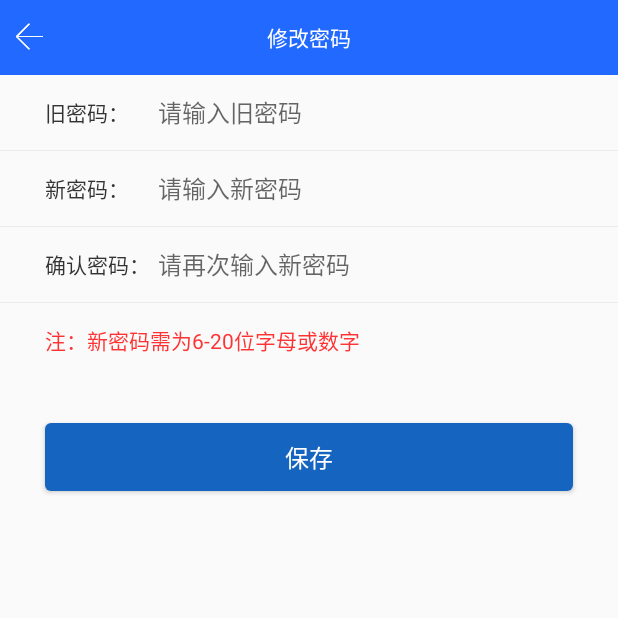
After one commit to icookingcode/AppFrame, an Android app: the ActivityModifyPwd screen opened directly, with no data from a screen before it, on a phone screen of 412 x 824 dp, the top half of it. The commit adds this screen. Run offline under Robolectric (Android 15) with nearby library versions, the phone set to English and light mode, and no system bars; our stand-ins replace ButterKnife.

Commit message:
1、添加修改密码界面

```diff
--- a/app/src/main/AndroidManifest.xml
+++ b/app/src/main/AndroidManifest.xml
@@ -1,6 +1,5 @@
 <?xml version="1.0" encoding="utf-8"?>
 <manifest xmlns:android="http://schemas.android.com/apk/res/android"
-    xmlns:tools="http://schemas.android.com/tools"
     package="com.hnhy.epapp">
 
     <uses-permission android:name="android.permission.CAMERA" />
@@ -50,7 +49,10 @@
             android:name=".mvp.ui.activity.user.ActivityLogin"
             android:description="@string/str_login"
             android:screenOrientation="portrait" />
-
+        <activity
+            android:name=".mvp.ui.activity.user.ActivityModifyPwd"
+            android:description="@string/str_title_modify_pwd"
+            android:screenOrientation="portrait" />
     </application>
 
 </manifest>
--- /dev/null
+++ b/app/src/main/java/com/hnhy/epapp/mvp/contract/ContractModifyPwd.java
@@ -0,0 +1,25 @@
+package com.hnhy.epapp.mvp.contract;
+
+import com.hnhy.epapp.mvp.ui.BasePresenter;
+import com.hnhy.epapp.mvp.ui.BaseView;
+import com.hnhy.framework.system.net.Response;
+
+import java.util.Map;
+
+/**
+ * Created by guc on 2019/7/16.
+ * 描述：修改密码
+ */
+public interface ContractModifyPwd {
+    interface Presenter extends BasePresenter {
+        void modifyPassword(Object tag, Map<String, String> params);
+    }
+
+    interface View extends BaseView<Presenter> {
+        void onShowLoading(boolean isShow, String msg);
+
+        void onModifySuccess(String msg);
+
+        void onModifyFailure(Response response);
+    }
+}
--- /dev/null
+++ b/app/src/main/java/com/hnhy/epapp/mvp/presenter/PresenterModifyPwd.java
@@ -0,0 +1,40 @@
+package com.hnhy.epapp.mvp.presenter;
+
+import com.hnhy.epapp.mvp.contract.ContractModifyPwd;
+import com.hnhy.epapp.mvp.model.Api;
+import com.hnhy.epapp.system.MyRequestCallback;
+import com.hnhy.framework.system.net.Response;
+
+import java.util.Map;
+
+/**
+ * Created by guc on 2019/7/16.
+ * 描述：
+ */
+public class PresenterModifyPwd implements ContractModifyPwd.Presenter {
+    private ContractModifyPwd.View mView;
+
+    public PresenterModifyPwd(ContractModifyPwd.View view) {
+        this.mView = view;
+    }
+
+    @Override
+    public void modifyPassword(Object tag, Map<String, String> params) {
+        mView.onShowLoading(true, "正在修改密码，请稍后...");
+        Api.getInstance().modifyPassword(tag, params, new MyRequestCallback<String>() {
+            @Override
+            public void onSuccess(String data, Response resp) {
+                super.onSuccess(data, resp);
+                mView.onModifySuccess(resp.mMessage);
+                mView.onShowLoading(false, null);
+            }
+
+            @Override
+            public void onFailure(Response resp) {
+                super.onFailure(resp);
+                mView.onModifyFailure(resp);
+                mView.onShowLoading(false, null);
+            }
+        });
+    }
+}
--- a/app/src/main/java/com/hnhy/epapp/mvp/ui/activity/noble/ActivityLoading.java
+++ b/app/src/main/java/com/hnhy/epapp/mvp/ui/activity/noble/ActivityLoading.java
@@ -6,7 +6,7 @@ import android.support.annotation.Nullable;
 
 import com.hnhy.epapp.R;
 import com.hnhy.epapp.app.SharedPreferencesManager;
-import com.hnhy.epapp.mvp.ui.activity.user.ActivityLogin;
+import com.hnhy.epapp.mvp.ui.activity.user.ActivityModifyPwd;
 import com.hnhy.framework.frame.BaseActivity;
 
 import java.util.concurrent.TimeUnit;
@@ -55,7 +55,7 @@ public class ActivityLoading extends BaseActivity {
                             startActivity(it);
                         } else {
 //                            Intent it = new Intent(ActivityLoading.this, ActivityLogin.class);
-                            Intent it = new Intent(ActivityLoading.this, ActivityTest.class);
+                            Intent it = new Intent(ActivityLoading.this, ActivityModifyPwd.class);
                             if (getIntent().getExtras() != null) {
                                 it.putExtras(getIntent().getExtras());
                             }
--- /dev/null
+++ b/app/src/main/java/com/hnhy/epapp/mvp/ui/activity/user/ActivityModifyPwd.java
@@ -0,0 +1,123 @@
+package com.hnhy.epapp.mvp.ui.activity.user;
+
+import android.content.Intent;
+import android.os.Bundle;
+import android.text.TextUtils;
+import android.widget.EditText;
+
+import com.hnhy.epapp.R;
+import com.hnhy.epapp.mvp.contract.ContractModifyPwd;
+import com.hnhy.epapp.mvp.presenter.PresenterModifyPwd;
+import com.hnhy.framework.frame.BaseActivity;
+import com.hnhy.framework.system.SystemPager;
+import com.hnhy.framework.system.net.Response;
+import com.hnhy.framework.util.FrameworkUtils;
+
+import java.util.HashMap;
+import java.util.Map;
+
+import butterknife.BindView;
+import butterknife.ButterKnife;
+import butterknife.OnClick;
+
+/**
+ * Created by guc on 2019/7/16.
+ * 描述：修改密码界面
+ */
+public class ActivityModifyPwd extends BaseActivity implements ContractModifyPwd.View {
+
+    @BindView(R.id.et_pwd_old)
+    EditText mEtOld;
+    @BindView(R.id.et_pwd_new)
+    EditText mEtNew;
+    @BindView(R.id.et_pwd_confirm)
+    EditText mEtConfirm;
+    private PresenterModifyPwd mPresenter;
+    private String mOldPwd;
+    private String mNewPwd;
+    private String mNewPwdConfirm;
+
+    @Override
+    protected void onCreate(Bundle savedInstanceState) {
+        super.onCreate(savedInstanceState);
+        setContentView(R.layout.activity_modify_pwd);
+        ButterKnife.bind(this);
+        mPresenter = new PresenterModifyPwd(this);
+    }
+
+    @OnClick(R.id.btn_pwd_save)
+    public void onViewClicked() {
+        if (checkValid()) {
+            mPresenter.modifyPassword(this, getCommitParams());
+        }
+    }
+
+    @Override
+    public void onShowLoading(boolean isShow, String msg) {
+        showLoadingDialog(isShow, TextUtils.isEmpty(msg) ? getString(R.string.tips_is_committing) : msg);
+    }
+
+    @Override
+    public void onModifySuccess(String msg) {
+        FrameworkUtils.Toast.showShort("修改密码成功，请重新登录");
+        getSystem(SystemPager.class).finishAllActivity();
+        startActivity(new Intent(this, ActivityLogin.class));
+        this.finish();
+    }
+
+    @Override
+    public void onModifyFailure(Response response) {
+        FrameworkUtils.Toast.showShort(response.mMessage);
+    }
+
+    /**
+     * 检查参数是否合格
+     *
+     * @return
+     */
+    private boolean checkValid() {
+        mOldPwd = mEtOld.getText().toString().trim();
+        if (TextUtils.isEmpty(mOldPwd)) {
+            FrameworkUtils.Toast.showShort(R.string.str_pwd_hint_old);
+            return false;
+        }
+        mNewPwd = mEtNew.getText().toString().trim();
+        if (TextUtils.isEmpty(mNewPwd)) {
+            FrameworkUtils.Toast.showShort(R.string.str_pwd_hint_new);
+            return false;
+        }
+        mNewPwdConfirm = mEtConfirm.getText().toString().trim();
+        if (TextUtils.isEmpty(mNewPwdConfirm)) {
+            FrameworkUtils.Toast.showShort(R.string.str_pwd_hint_confirm);
+            return false;
+        }
+        if (!mNewPwd.equals(mNewPwdConfirm)) {
+            FrameworkUtils.Toast.showShort("请填写相同的新密码");
+            return false;
+        }
+        if (mNewPwd.equals(mOldPwd)) {
+            FrameworkUtils.Toast.showShort("新密码不能与原密码相同");
+            return false;
+        }
+        // TODO: 2018/9/11 delay handle
+//        if (!Utils.isMatch(Constant.REGEX_PASSWORD2, mNewPwd)) {
+//            ToastUtils.showShort("密码格式不对，请输入6-20位字母或数字组合");
+//            return false;
+//        }
+        return true;
+    }
+
+    /**
+     * "oldPass": "旧密码",
+     * "newPass": "新密码"
+     *
+     * @return 参数
+     */
+    private Map<String, String> getCommitParams() {
+        Map<String, String> params = new HashMap<>();
+        params.put("oldPass", mOldPwd);
+        params.put("newPass", mNewPwd);
+        return params;
+    }
+
+}
--- /dev/null
+++ b/app/src/main/res/drawable/edittext_cursor.xml
@@ -0,0 +1,15 @@
+<?xml version="1.0" encoding="utf-8"?>
+<selector xmlns:android="http://schemas.android.com/apk/res/android">
+    <item android:state_focused="true" android:state_window_focused="true">
+        <shape android:shape="rectangle">
+            <size android:width="1dp" />
+            <solid android:color="@color/colorPrimary" />
+        </shape>
+    </item>
+    <item>
+        <shape xmlns:android="http://schemas.android.com/apk/res/android" android:shape="rectangle">
+            <size android:width="1dp" />
+            <solid android:color="@color/colorGray" />
+        </shape>
+    </item>
+</selector>
--- /dev/null
+++ b/app/src/main/res/drawable/selector_btn_blue.xml
@@ -0,0 +1,25 @@
+<?xml version="1.0" encoding="utf-8"?>
+
+<selector xmlns:android="http://schemas.android.com/apk/res/android">
+    <item android:state_enabled="false">
+        <shape>
+            <corners android:radius="4dp" />
+            <padding android:bottom="@dimen/common_padding_half" android:left="@dimen/common_padding_half" android:right="@dimen/common_padding_half" android:top="@dimen/common_padding_half" />
+            <solid android:color="@color/colorGray" />
+        </shape>
+    </item>
+    <item android:state_enabled="true" android:state_pressed="true">
+        <shape>
+            <corners android:radius="4dp" />
+            <padding android:bottom="@dimen/common_padding_half" android:left="@dimen/common_padding_half" android:right="@dimen/common_padding_half" android:top="@dimen/common_padding_half" />
+            <solid android:color="@color/colorBlue" />
+        </shape>
+    </item>
+    <item>
+        <shape>
+            <corners android:radius="4dp" />
+            <padding android:bottom="@dimen/common_padding_half" android:left="@dimen/common_padding_half" android:right="@dimen/common_padding_half" android:top="@dimen/common_padding_half" />
+            <solid android:color="@color/colorDarkBlue" />
+        </shape>
+    </item>
+</selector>
--- /dev/null
+++ b/app/src/main/res/layout/activity_modify_pwd.xml
@@ -0,0 +1,103 @@
+<?xml version="1.0" encoding="utf-8"?>
+<LinearLayout xmlns:android="http://schemas.android.com/apk/res/android"
+    xmlns:app="http://schemas.android.com/apk/res-auto"
+    xmlns:tools="http://schemas.android.com/tools"
+    android:layout_width="match_parent"
+    android:layout_height="match_parent"
+    android:orientation="vertical"
+    tools:context=".mvp.ui.activity.user.ActivityModifyPwd">
+
+    <com.hnhy.epapp.mvp.ui.widget.ToolBar
+        android:layout_width="match_parent"
+        android:layout_height="wrap_content"
+        app:leftType="finish"
+        app:title="@string/str_title_modify_pwd" />
+
+    <LinearLayout
+        android:layout_width="match_parent"
+        android:layout_height="@dimen/dimen_50dp"
+        android:orientation="horizontal">
+
+        <TextView
+            style="@style/StyleCommonText"
+            android:layout_gravity="center"
+            android:layout_marginLeft="@dimen/dimen_30dp"
+            android:minWidth="@dimen/dimen_75dp"
+            android:text="@string/str_pwd_old" />
+
+        <EditText
+            android:id="@+id/et_pwd_old"
+            style="@style/EditTextStyle.WithoutBg"
+            android:layout_width="match_parent"
+            android:layout_height="match_parent"
+            android:hint="@string/str_pwd_hint_old"
+            android:inputType="textPassword"
+            android:maxLength="20" />
+
+    </LinearLayout>
+
+    <View style="@style/StyleDivider.Light" />
+
+    <LinearLayout
+        android:layout_width="match_parent"
+        android:layout_height="@dimen/dimen_50dp"
+        android:orientation="horizontal">
+
+        <TextView
+            style="@style/StyleCommonText"
+            android:layout_gravity="center"
+            android:layout_marginLeft="@dimen/dimen_30dp"
+            android:minWidth="@dimen/dimen_75dp"
+            android:text="@string/str_pwd_new" />
+
+        <EditText
+            android:id="@+id/et_pwd_new"
+            style="@style/EditTextStyle.WithoutBg"
+            android:layout_width="match_parent"
+            android:layout_height="match_parent"
+            android:hint="@string/str_pwd_hint_new"
+            android:inputType="textPassword"
+            android:maxLength="20" />
+    </LinearLayout>
+
+    <View style="@style/StyleDivider.Light" />
+
+    <LinearLayout
+        android:layout_width="match_parent"
+        android:layout_height="@dimen/dimen_50dp"
+        android:orientation="horizontal">
+
+        <TextView
+            style="@style/StyleCommonText"
+            android:layout_gravity="center"
+            android:layout_marginLeft="@dimen/dimen_30dp"
+            android:minWidth="@dimen/dimen_75dp"
+            android:text="@string/str_pwd_confirm" />
+
+        <EditText
+            android:id="@+id/et_pwd_confirm"
+            style="@style/EditTextStyle.WithoutBg"
+            android:layout_width="match_parent"
+            android:layout_height="match_parent"
+            android:hint="@string/str_pwd_hint_confirm"
+            android:inputType="textPassword"
+            android:maxLength="20" />
+    </LinearLayout>
+
+    <View style="@style/StyleDivider.Light" />
+
+    <TextView
+        style="@style/StyleCommonText.Red"
+        android:layout_marginLeft="@dimen/dimen_30dp"
+        android:gravity="center"
+        android:minWidth="@dimen/dimen_75dp"
+        android:minHeight="@dimen/dimen_50dp"
+        android:text="@string/str_pwd_hint" />
+
+    <Button
+        android:id="@+id/btn_pwd_save"
+        style="@style/StyleCommonBtn"
+        android:layout_margin="@dimen/dimen_30dp"
+        android:text="@string/str_save" />
+
+</LinearLayout>
--- a/app/src/main/res/values/colors.xml
+++ b/app/src/main/res/values/colors.xml
@@ -5,12 +5,14 @@
     <color name="colorAccent">#2269ff</color>
     <!--蓝色-->
     <color name="colorBlueText">#316cd9</color>
+    <color name="colorBlue">#1886f4</color>
     <color name="colorLightBlue">#169FE6</color>
     <color name="colorDarkBlue">#1565C0</color>
     <!--黑、灰色-->
     <color name="colorBlack">#000000</color>
     <color name="colorBlackLight">#333333</color>
     <color name="colorGrayDark">#666666</color>
+    <color name="colorGrayLighter">#eceaea</color>
     <color name="colorTransGray">#f5f5f5</color>
     <color name="color_text_solid">#333333</color>
     <color name="text_grey_999">#999999</color>
--- a/app/src/main/res/values/strings.xml
+++ b/app/src/main/res/values/strings.xml
@@ -5,4 +5,17 @@
     <string name="str_forget_password">忘记密码？</string>
     <string name="str_nul">暂无</string>
     <string name="str_add">新增</string>
+
+    <string name="str_title_modify_pwd">修改密码</string>
+    <string name="str_pwd_old">旧密码：</string>
+    <string name="str_pwd_new">新密码：</string>
+    <string name="str_pwd_confirm">确认密码：</string>
+    <string name="str_pwd_hint_old">请输入旧密码</string>
+    <string name="str_pwd_hint_new">请输入新密码</string>
+    <string name="str_pwd_hint_confirm">请再次输入新密码</string>
+    <string name="str_pwd_hint">注：新密码需为6-20位字母或数字</string>
+    <string name="str_save">保存</string>
+
+    <string name="tips_default_loading">正在加载，请稍后...</string>
+    <string name="tips_is_committing">正在提交,请稍后...</string>
 </resources>
--- a/app/src/main/res/values/styles.xml
+++ b/app/src/main/res/values/styles.xml
@@ -14,7 +14,16 @@
         <item name="android:windowDisablePreview">true</item>
     </style>
 
+    <!--EditText样式-->
+    <style name="EditTextStyle">
+        <item name="android:textSize">@dimen/middle_text_size</item>
+        <item name="android:textCursorDrawable">@drawable/edittext_cursor</item>
+        <item name="android:background">@drawable/ic_edit_text_default</item>
+    </style>
 
+    <style name="EditTextStyle.WithoutBg" parent="EditTextStyle">
+        <item name="android:background">@null</item>
+    </style>
     <!--TextView样式-->
     <!--默认TextView文字样式-->
     <style name="StyleText">
@@ -75,6 +84,9 @@
         <item name="android:textColor">@color/colorWhite</item>
     </style>
 
+    <style name="StyleCommonText.Red" parent="StyleCommonText">
+        <item name="android:textColor">@color/colorRed</item>
+    </style>
     <style name="StyleCommonText.GrayDark" parent="StyleCommonText">
         <item name="android:textColor">@color/colorGrayDark</item>
     </style>
@@ -82,4 +94,21 @@
     <style name="StyleCommonText.Gray" parent="StyleCommonText">
         <item name="android:textColor">@color/colorGray</item>
     </style>
+    <!--通用按钮样式  蓝色背景，白色字体 字号:16sp -->
+    <style name="StyleCommonBtn" parent="Dimension_mw">
+        <item name="android:layout_height">@dimen/dimen_45dp</item>
+        <item name="android:textColor">@color/colorWhite</item>
+        <item name="android:textSize">@dimen/middle_text_size</item>
+        <item name="android:background">@drawable/selector_btn_blue</item>
+    </style>
+    <!--横向分割线-->
+    <style name="StyleDivider">
+        <item name="android:layout_width">match_parent</item>
+        <item name="android:layout_height">0.75dp</item>
+        <item name="android:background">@color/colorGray</item>
+    </style>
+
+    <style name="StyleDivider.Light" parent="StyleDivider">
+        <item name="android:background">@color/colorGrayLighter</item>
+    </style>
 </resources>
```
Also changed, not shown: app/src/main/res/drawable/ic_edit_text_default.9.png (added).
